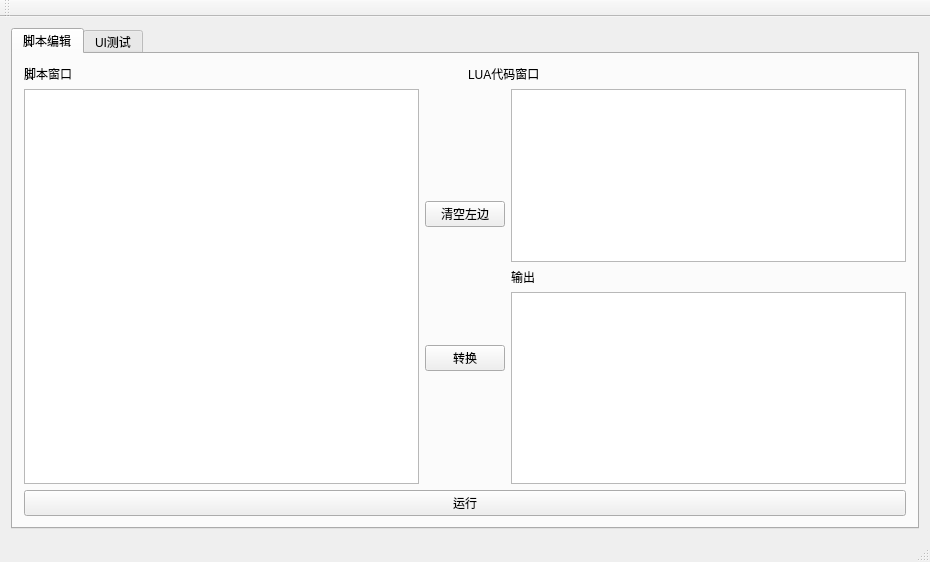
Old version of the form SubSystem/ScriptEditor/scripteditor.ui in the repository weimingtom/fdux-slg-game.
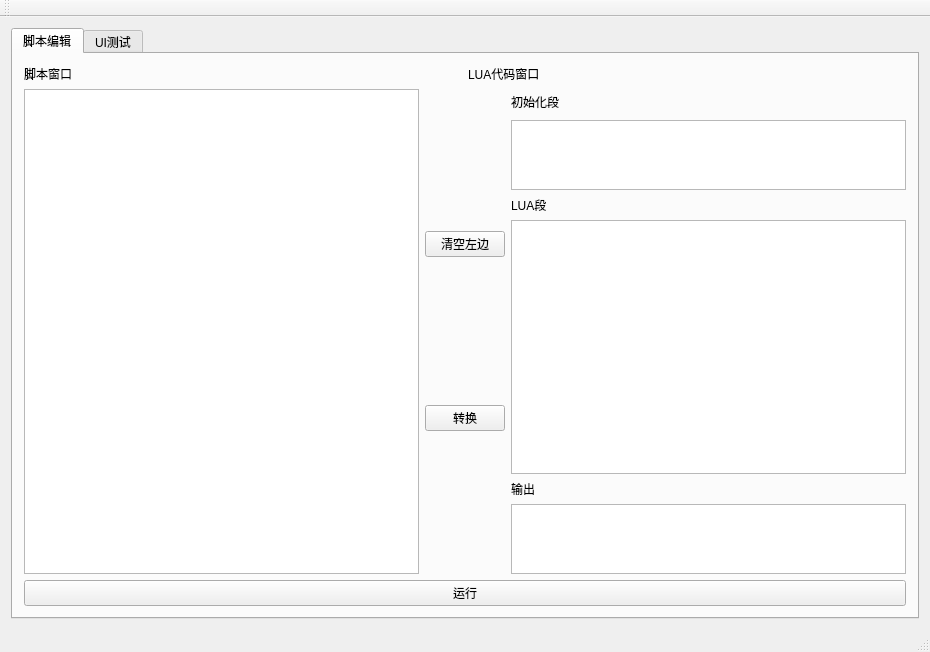
New version of the form.

```diff
--- a/SubSystem/ScriptEditor/scripteditor.ui
+++ b/SubSystem/ScriptEditor/scripteditor.ui
@@ -7,7 +7,7 @@
     <x>0</x>
     <y>0</y>
     <width>930</width>
-    <height>540</height>
+    <height>652</height>
    </rect>
   </property>
   <property name="windowTitle">
@@ -15,7 +15,7 @@
   </property>
   <widget class="QWidget" name="centralWidget">
    <layout class="QGridLayout" name="gridLayout_3">
-    <item row="0" column="0">
+    <item row="1" column="0">
      <widget class="QTabWidget" name="tabWidget">
       <property name="currentIndex">
        <number>0</number>
@@ -67,7 +67,24 @@
            </layout>
           </item>
           <item>
-           <layout class="QVBoxLayout" name="verticalLayout_3" stretch="10,0,0">
+           <layout class="QVBoxLayout" name="verticalLayout_3" stretch="1,1,0,10,0,1">
+            <item>
+             <widget class="QLabel" name="label_23">
+              <property name="text">
+               <string>初始化段</string>
+              </property>
+             </widget>
+            </item>
+            <item>
+             <widget class="QPlainTextEdit" name="initEdit"/>
+            </item>
+            <item>
+             <widget class="QLabel" name="label_24">
+              <property name="text">
+               <string>LUA段</string>
+              </property>
+             </widget>
+            </item>
             <item>
              <widget class="QTextEdit" name="luaEdit"/>
             </item>
```
